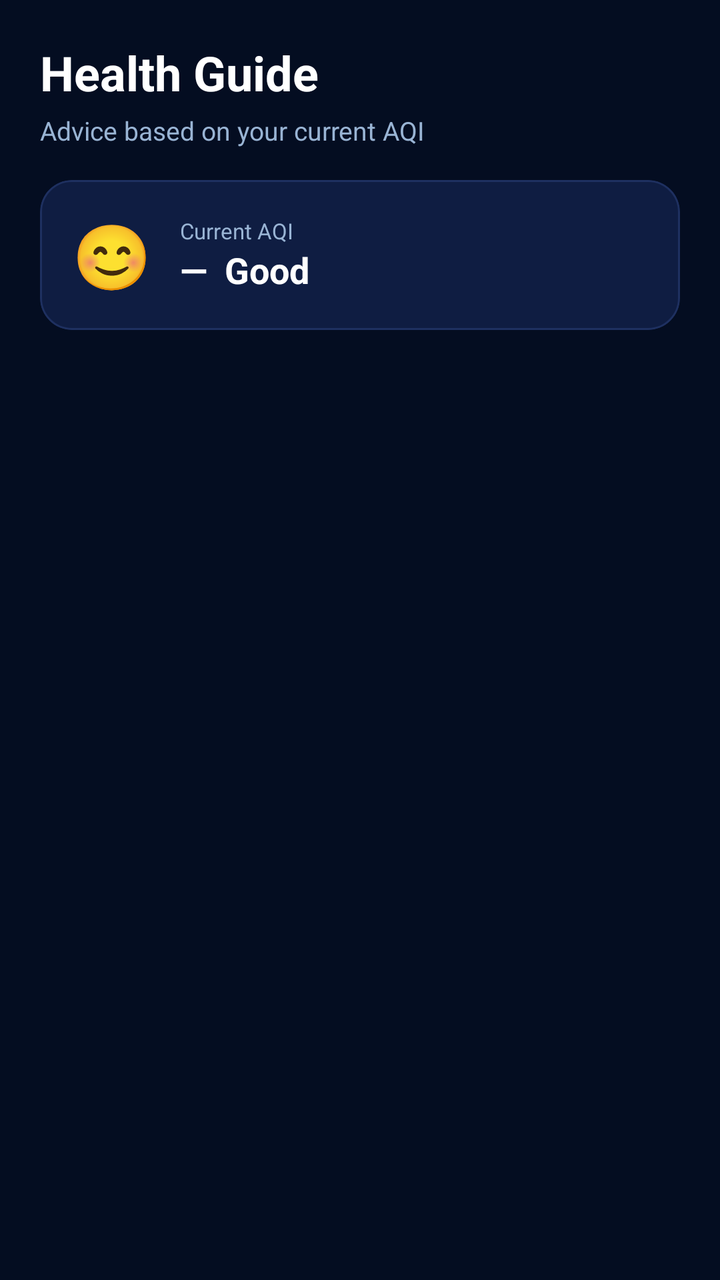
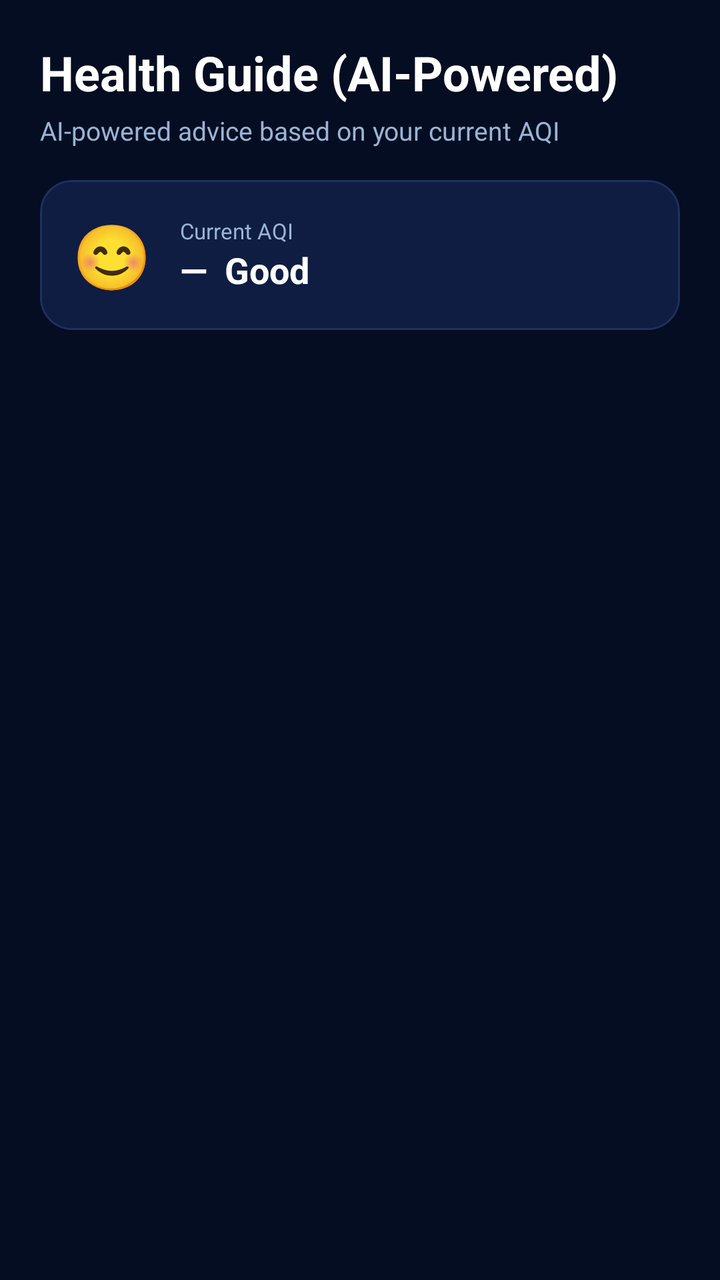

An Android layout rendered at two revisions. The XML below is the earlier revision; the diff shows what the commit changed to produce the second picture.
<!-- AndroidManifest.xml: application theme Theme.AirQuiltyMeter -->
<!-- res/layout/fragment_health_tips.xml -->
<?xml version="1.0" encoding="utf-8"?>
<LinearLayout
    xmlns:android="http://schemas.android.com/apk/res/android"
    xmlns:app="http://schemas.android.com/apk/res-auto"
    android:layout_width="match_parent"
    android:layout_height="match_parent"
    android:orientation="vertical"
    android:background="@color/color_background">

    
    <LinearLayout
        android:layout_width="match_parent"
        android:layout_height="wrap_content"
        android:orientation="vertical"
        android:padding="20dp"
        android:paddingBottom="0dp">

        <TextView
            android:layout_width="wrap_content"
            android:layout_height="wrap_content"
            android:text="Health Guide"
            android:textColor="@color/white"
            android:textSize="24sp"
            android:textStyle="bold"
            android:layout_marginBottom="4dp" />
        <TextView
            android:layout_width="wrap_content"
            android:layout_height="wrap_content"
            android:text="Advice based on your current AQI"
            android:textColor="@color/color_text_secondary"
            android:textSize="13sp"
            android:layout_marginBottom="16dp" />

        
        <com.google.android.material.card.MaterialCardView
            android:id="@+id/card_current_aqi"
            android:layout_width="match_parent"
            android:layout_height="wrap_content"
            android:layout_marginBottom="16dp"
            app:cardBackgroundColor="@color/color_card"
            app:cardCornerRadius="16dp"
            app:strokeColor="@color/color_card_stroke"
            app:strokeWidth="1dp">
            <LinearLayout android:layout_width="match_parent" android:layout_height="wrap_content"
                android:orientation="horizontal" android:gravity="center_vertical" android:padding="16dp">
                <TextView
                    android:id="@+id/tv_current_emoji"
                    android:layout_width="wrap_content"
                    android:layout_height="wrap_content"
                    android:text="😊"
                    android:textSize="32sp"
                    android:layout_marginEnd="14dp" />
                <LinearLayout android:layout_width="0dp" android:layout_height="wrap_content"
                    android:layout_weight="1" android:orientation="vertical">
                    <TextView android:layout_width="wrap_content" android:layout_height="wrap_content"
                        android:text="Current AQI" android:textColor="@color/color_text_secondary" android:textSize="11sp" />
                    <TextView android:id="@+id/tv_current_aqi_value" android:layout_width="wrap_content"
                        android:layout_height="wrap_content" android:text="—  Good"
                        android:textColor="@color/white" android:textSize="18sp" android:textStyle="bold" />
                </LinearLayout>
            </LinearLayout>
        </com.google.android.material.card.MaterialCardView>
    </LinearLayout>

    
    <androidx.recyclerview.widget.RecyclerView
        android:id="@+id/rv_recommendations"
        android:layout_width="match_parent"
        android:layout_height="0dp"
        android:layout_weight="1"
        android:paddingHorizontal="20dp"
        android:paddingBottom="80dp"
        android:clipToPadding="false"
        android:overScrollMode="never" />

    
    <LinearLayout
        android:id="@+id/layout_empty"
        android:layout_width="match_parent"
        android:layout_height="0dp"
        android:layout_weight="1"
        android:orientation="vertical"
        android:gravity="center"
        android:visibility="gone"
        android:padding="24dp">
        <TextView android:layout_width="wrap_content" android:layout_height="wrap_content"
            android:text="💊" android:textSize="48sp" android:gravity="center" />
        <TextView android:layout_width="wrap_content" android:layout_height="wrap_content"
            android:text="No recommendations yet"
            android:textColor="@color/white" android:textSize="16sp" android:gravity="center"
            android:layout_marginTop="8dp" />
        <TextView android:layout_width="wrap_content" android:layout_height="wrap_content"
            android:text="Admin will add health tips here"
            android:textColor="@color/color_text_secondary" android:textSize="13sp" android:gravity="center"
            android:layout_marginTop="4dp" />
    </LinearLayout>

</LinearLayout>
<!-- resources referenced by this layout -->
<resources>
  <color name="color_background">#040D21</color>
  <color name="color_card">#0F1D42</color>
  <color name="color_card_stroke">#1E3060</color>
  <color name="color_text_secondary">#99B4D4</color>
  <color name="white">#FFFFFF</color>
  <style name="Theme.AirQuiltyMeter" parent="Base.Theme.AirQuiltyMeter" />
  <style name="Base.Theme.AirQuiltyMeter" parent="Theme.Material3.DayNight.NoActionBar">
          <item name="colorPrimary">@color/color_primary</item>
          <item name="colorPrimaryVariant">@color/color_primary_variant</item>
          <item name="colorOnPrimary">@color/color_on_primary</item>
          <item name="colorSecondary">@color/color_secondary</item>
          <item name="colorSecondaryVariant">@color/color_secondary_variant</item>
          <item name="colorOnSecondary">@color/color_on_secondary</item>
          <item name="android:colorBackground">@color/color_background</item>
          <item name="colorSurface">@color/color_surface</item>
          <item name="colorOnSurface">@color/color_on_surface</item>
          <item name="colorError">@color/color_error</item>
          <item name="colorOnError">@color/color_on_error</item>
          <item name="android:statusBarColor">@color/color_status_bar</item>
          <item name="android:navigationBarColor">@color/color_background</item>
          <item name="android:windowLightStatusBar" tools:targetApi="m">false</item>
          <item name="android:fontFamily">sans-serif</item>
      </style>
  <color name="color_primary">#6C63FF</color>
  <color name="color_primary_variant">#5A54D4</color>
  <color name="color_on_primary">#FFFFFF</color>
  <color name="color_secondary">#0DCAF0</color>
  <color name="color_secondary_variant">#00A8CC</color>
  <color name="color_on_secondary">#000000</color>
  <color name="color_surface">#0B1638</color>
  <color name="color_on_surface">#FFFFFF</color>
  <color name="color_error">#FF5252</color>
  <color name="color_on_error">#FFFFFF</color>
  <color name="color_status_bar">#040D21</color>
</resources>

<!-- the commit's change to res/layout/fragment_health_tips.xml (unified diff, before → after) -->
@@ -18,7 +18,7 @@
         <TextView
             android:layout_width="wrap_content"
             android:layout_height="wrap_content"
-            android:text="Health Guide"
+            android:text="Health Guide (AI-Powered)"
             android:textColor="@color/white"
             android:textSize="24sp"
             android:textStyle="bold"
@@ -26,7 +26,7 @@
         <TextView
             android:layout_width="wrap_content"
             android:layout_height="wrap_content"
-            android:text="Advice based on your current AQI"
+            android:text="AI-powered advice based on your current AQI"
             android:textColor="@color/color_text_secondary"
             android:textSize="13sp"
             android:layout_marginBottom="16dp" />
